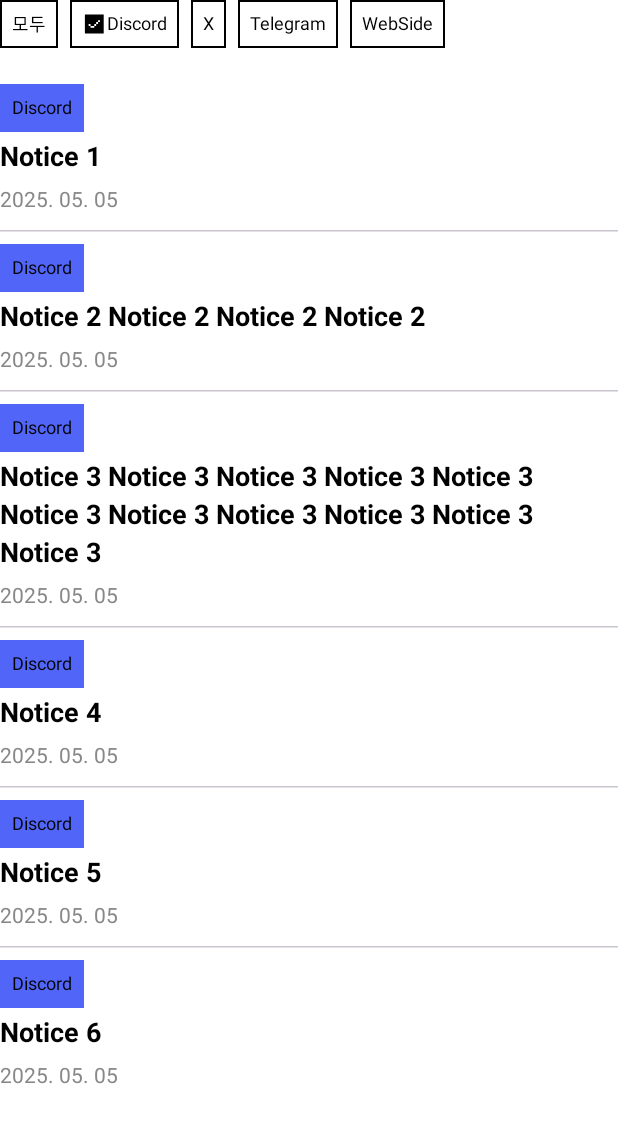
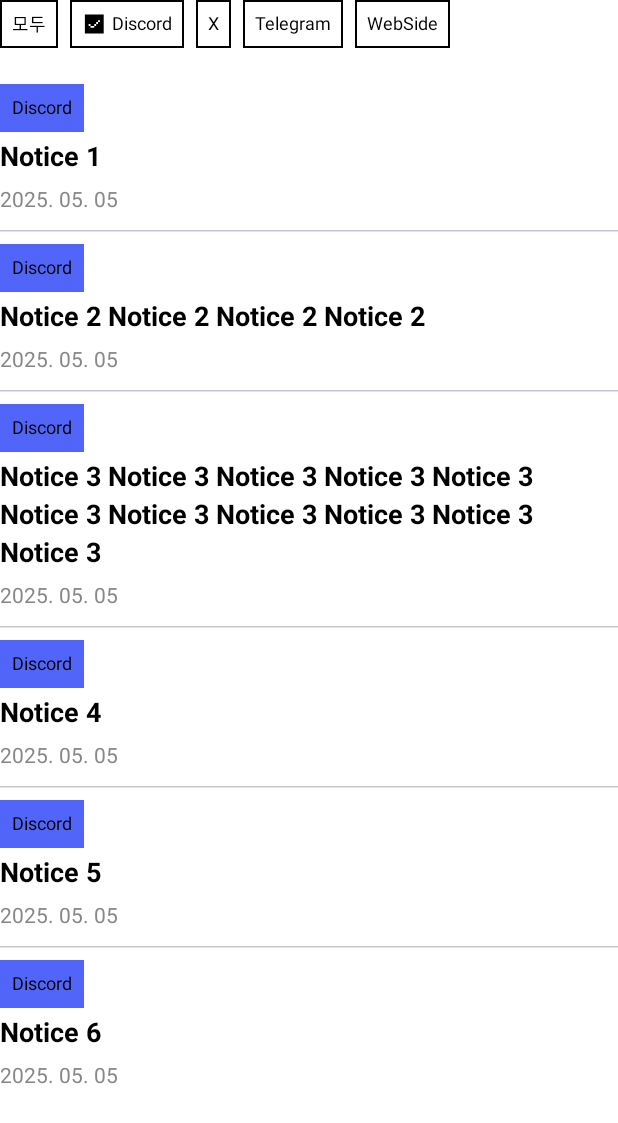
Before and after one commit to MapleBlock/maple-block-android, an Android app built with Jetpack Compose: the @Preview function NoticeListScreenContentPreview, on a phone screen of 412 x 824 dp. Shown: the top 1123 px of the screen. Run offline under Robolectric (Android 15) with nearby library versions, the phone set to English and light mode, and no system bars; libraries missing offline, so code that uses them is left out: org.orbitmvi.orbit.

Commit message:
feat: Chip 체크 시 간격 수정

```diff
--- a/app/src/main/java/com/choius323/mapleblock/ui/component/Chip.kt
+++ b/app/src/main/java/com/choius323/mapleblock/ui/component/Chip.kt
@@ -47,7 +47,7 @@ fun MBChip(
                 Modifier.size(16.dp),
                 // tint = Color.Blue
             )
-            Spacer(Modifier.width(0.5.dp))
+            Spacer(Modifier.width(4.dp))
         }
         MBText(
             text = text,
```
